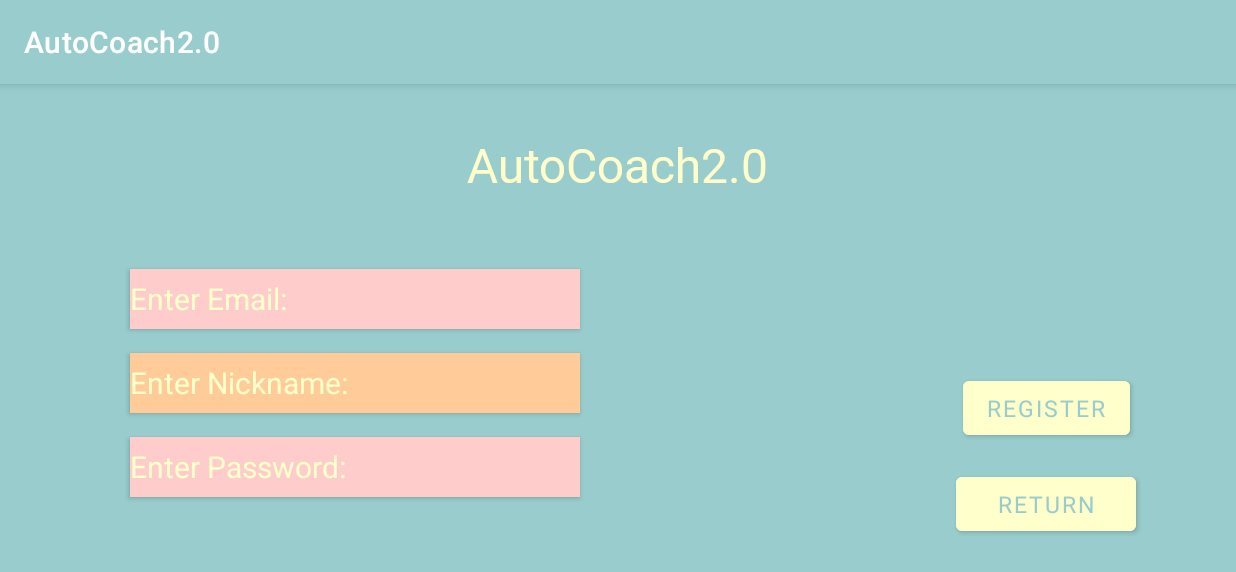
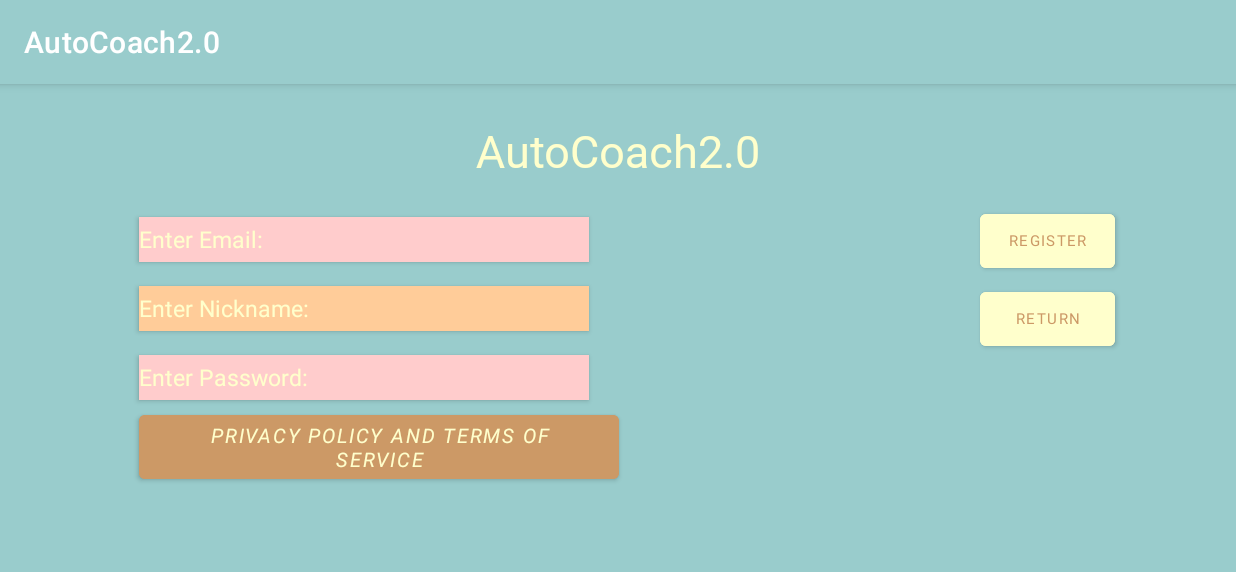
Before and after one commit to xueningleng/AutoCoach2.0, an Android app: the SignUpActivity screen opened directly, with no data from a screen before it, on a phone screen of 824 x 412 dp (held sideways). Shown: the top 572 px of the screen. Run offline under Robolectric (Android 15) with nearby library versions, the phone set to English and light mode, and no system bars; our stand-ins replace Firebase (no records; nobody signed in at launch, a user with empty details on screens opened directly); libraries missing offline, so code that uses them is left out: com.firebase.ui; Roboto replaces fonts that are not available here; 1 statement that could not run was skipped.

Commit message:
privacy and terms

```diff
--- a/app/src/main/java/com/example/autocoach20/Activities/SignUpActivity.java
+++ b/app/src/main/java/com/example/autocoach20/Activities/SignUpActivity.java
@@ -13,6 +13,7 @@ import android.widget.Toast;
 
 import androidx.annotation.NonNull;
 import androidx.appcompat.app.AppCompatActivity;
+import androidx.fragment.app.DialogFragment;
 
 import com.example.autocoach20.R;
 import com.firebase.ui.auth.AuthUI;
@@ -34,7 +35,7 @@ import com.google.firebase.firestore.FirebaseFirestore;
 import java.util.Arrays;
 import java.util.List;
 
-public class SignUpActivity extends AppCompatActivity{
+public class SignUpActivity extends AppCompatActivity implements NoticeDialogFragment.NoticeDialogListener {
     private static final String TAG = null;
     private static final int MY_REQUEST_CODE = 1234;
 
@@ -46,8 +47,8 @@ public class SignUpActivity extends AppCompatActivity{
     EditText userPassword;
     EditText userName;
     Button btn_signIn, homeBtn;
-    TextView resultHint;
-
+    TextView consent;
+    boolean checked;
     private FirebaseFirestore db = FirebaseFirestore.getInstance();
     Operations dbOperations = new Operations();
 
@@ -57,23 +58,39 @@ public class SignUpActivity extends AppCompatActivity{
         setContentView(R.layout.activity_signup);
         Intent intent = getIntent();
         initializeUI();
+
         providers = Arrays.asList(
                 new AuthUI.IdpConfig.EmailBuilder().build());
 
         mAuth = FirebaseAuth.getInstance();
 
-        btn_signIn.setOnClickListener(new View.OnClickListener(){
+        consent.setOnClickListener(new View.OnClickListener(){
             @Override
             public void onClick(View v){
-                createAccount();
+                showConsentDialog();
             }
         });
-        homeBtn.setOnClickListener(new View.OnClickListener(){
-            @Override
-            public void onClick(View v){finish();}
+        if (checked) {
+            showConsentDialog();
+            btn_signIn.setOnClickListener(new View.OnClickListener() {
+                @Override
+                public void onClick(View v) {
+                    createAccount();
+                }
+            });
+        }
+        homeBtn.setOnClickListener(new View.OnClickListener() {
+                @Override
+                public void onClick(View v) {
+                    finish();
+                }
         });
     }
 
+    private void showConsentDialog() {
+        DialogFragment dialog = new NoticeDialogFragment();
+        dialog.show(getSupportFragmentManager(),"NoticeDialogFragment");
+    }
 
     private void initializeUI(){
         userEmail = (EditText)findViewById(R.id.uEmail);
@@ -81,8 +98,7 @@ public class SignUpActivity extends AppCompatActivity{
         userName = (EditText)findViewById(R.id.uName);
         btn_signIn = findViewById(R.id.signUpButton);
         homeBtn = findViewById(R.id.returnButton);
-        resultHint = findViewById(R.id.result);
-
+        consent = findViewById(R.id.consent);
     }
 
 
@@ -108,7 +124,6 @@ public class SignUpActivity extends AppCompatActivity{
                     @Override
                     public void onComplete(@NonNull Task<AuthResult> task) {
                         if (task.isSuccessful()) {
-                            resultHint.setText("Registration Successful");
                             Log.d(TAG, "createUserWithEmail:success");
                             Toast.makeText(getApplicationContext(), "Registration successful", Toast.LENGTH_LONG).show();
                             FirebaseUser user = mAuth.getCurrentUser();
@@ -129,7 +144,6 @@ public class SignUpActivity extends AppCompatActivity{
                             Intent intent = new Intent(SignUpActivity.this, UserInfoActivity.class);
                             startActivity(intent);
                         } else {
-                            resultHint.setText("Registration Failed");
                             Log.w(TAG, "createUserWithEmail:failure", task.getException());
                             Toast.makeText(getApplicationContext(), "Registration Failed.",
                                     Toast.LENGTH_SHORT).show();
@@ -252,4 +266,8 @@ public class SignUpActivity extends AppCompatActivity{
         // [END auth_sign_out]
     }
 
+    @Override
+    public void onDialogPositiveClick(DialogFragment dialog) {
+        checked = true;
+    }
 }
--- a/app/src/main/res/layout/activity_signup.xml
+++ b/app/src/main/res/layout/activity_signup.xml
@@ -11,11 +11,11 @@
         android:id="@+id/projectTitle"
         android:layout_width="wrap_content"
         android:layout_height="wrap_content"
-        android:layout_marginTop="32dp"
+        android:layout_marginTop="24dp"
         android:fontFamily="@font/stalinist_one"
         android:text="@string/app_name"
         android:textColor="@color/warm4"
-        android:textSize="32sp"
+        android:textSize="30sp"
         android:typeface="monospace"
         app:layout_constraintEnd_toEndOf="parent"
         app:layout_constraintStart_toStartOf="parent"
@@ -25,7 +25,7 @@
         android:id="@+id/inputGroup"
         android:layout_width="500dp"
         android:layout_height="400dp"
-        android:layout_marginTop="32dp"
+        android:layout_marginTop="8dp"
         android:orientation="vertical"
         app:layout_constraintTop_toBottomOf="@id/projectTitle"
         app:layout_constraintStart_toStartOf="parent"
@@ -34,7 +34,7 @@
         <EditText
             android:id="@+id/uEmail"
             android:layout_width="300dp"
-            android:layout_height="40dp"
+            android:layout_height="30dp"
             android:layout_marginStart="16dp"
             android:layout_marginTop="16dp"
             android:background="@color/warm3"
@@ -45,7 +45,7 @@
             android:textAllCaps="false"
             android:textColor="@color/warm1"
             android:textColorHint="@color/warm4"
-            android:textSize="20sp"
+            android:textSize="15sp"
             app:layout_constraintBottom_toTopOf="@id/uPword"
             app:layout_constraintStart_toEndOf="parent"
             app:layout_constraintStart_toStartOf="parent"
@@ -54,7 +54,7 @@
         <EditText
             android:id="@+id/uName"
             android:layout_width="300dp"
-            android:layout_height="40dp"
+            android:layout_height="30dp"
             android:layout_marginStart="16dp"
             android:layout_marginTop="16dp"
             android:background="@color/warm2"
@@ -64,7 +64,7 @@
             android:inputType="textPersonName"
             android:textColor="@color/warm1"
             android:textColorHint="@color/warm4"
-            android:textSize="20sp"
+            android:textSize="15sp"
             app:layout_constraintBottom_toBottomOf="parent"
             app:layout_constraintEnd_toStartOf="@+id/button"
             app:layout_constraintStart_toStartOf="parent"
@@ -73,7 +73,7 @@
         <EditText
             android:id="@+id/uPword"
             android:layout_width="300dp"
-            android:layout_height="40dp"
+            android:layout_height="30dp"
             android:layout_marginStart="16dp"
             android:layout_marginTop="16dp"
             android:background="@color/warm3"
@@ -83,22 +83,26 @@
             android:inputType="textPassword"
             android:textColor="@color/warm1"
             android:textColorHint="@color/warm4"
-            android:textSize="20sp"
+            android:textSize="15sp"
             app:layout_constraintBottom_toBottomOf="parent"
             app:layout_constraintEnd_toStartOf="@+id/button"
             app:layout_constraintStart_toStartOf="parent"
             app:layout_constraintTop_toBottomOf="@id/uName" />
 
-        <TextView
-            android:id="@+id/result"
-            android:layout_width="match_parent"
+
+        <Button
+            android:id="@+id/consent"
+            android:clickable="true"
+            android:layout_width="wrap_content"
             android:layout_height="wrap_content"
             android:layout_marginStart="16dp"
             android:layout_marginTop="4dp"
+            android:backgroundTint="@color/dark_orange"
+            android:textSize="13sp"
+            android:textStyle="italic"
             android:fontFamily="@font/sarpanch_bold"
-            android:textSize="10sp"
-            android:textColor="@color/dark_orange"
-            android:text="" />
+            android:textColor="@color/warm4"
+            android:text="Privacy Policy and Terms of Service"/>
 
 
 
@@ -106,30 +110,30 @@
 
     <Button
         android:id="@+id/signUpButton"
-        android:layout_width="wrap_content"
+        android:layout_width="90dp"
         android:layout_height="wrap_content"
+        android:layout_marginTop="8dp"
+        android:layout_marginEnd="4dp"
         android:backgroundTint="@color/warm4"
-        android:elevation="12dp"
         android:fontFamily="@font/sarpanch_bold"
-        android:text="@string/register"
-        android:textSize="15sp"
-        android:textColor="@color/warm1"
-        app:layout_constraintTop_toBottomOf="@id/projectTitle"
-        app:layout_constraintBottom_toBottomOf="parent"
+        android:text="REGISTER"
+        android:textColor="@color/dark_orange"
+        android:textSize="10sp"
         app:layout_constraintEnd_toEndOf="parent"
-        app:layout_constraintStart_toEndOf="@+id/inputGroup" />
+        app:layout_constraintStart_toEndOf="@+id/inputGroup"
+        app:layout_constraintTop_toTopOf="@+id/inputGroup" />
 
     <Button
         android:id="@+id/returnButton"
-        android:layout_width="120dp"
+        android:layout_width="90dp"
         android:layout_height="wrap_content"
-        android:layout_marginTop="16dp"
+        android:layout_marginTop="4dp"
+        android:layout_marginEnd="4dp"
         android:text="RETURN"
         android:backgroundTint="@color/warm4"
-        android:elevation="3dp"
         android:fontFamily="@font/sarpanch_bold"
-        android:textColor="@color/warm1"
-        android:textSize="15sp"
+        android:textColor="@color/dark_orange"
+        android:textSize="10sp"
         app:layout_constraintTop_toBottomOf="@+id/signUpButton"
         app:layout_constraintEnd_toEndOf="parent"
         app:layout_constraintStart_toEndOf="@+id/inputGroup" />
--- a/app/src/main/res/values/strings.xml
+++ b/app/src/main/res/values/strings.xml
@@ -15,5 +15,11 @@
     <string name="status_text"> </string>
     <string name="content_authority">com.example.autocoach</string>
     <string name="sync_account_type">com.example.autocoach</string>
+    <string name="consent_dialogue_message">
+        Your name, e-mail address, gender, age, health information, location, and driving performances collected by us will be used for providing personalized feedback for you \nand for compiling aggregate statistics on users of the service provided by AutoCoach2.0. \nSuch statistics are collected for the purpose of managing and improving the design of AutoCoach2.0.\nWe cannot use your personal data unless we have received your onset or indication of no objection.
+    </string>
+    <string name="consent_dialogue_title">
+        Privacy Policy and Terms of Service
+    </string>
 
 </resources>
```
Also changed, not shown: app/src/main/java/com/example/autocoach20/Activities/NoticeDialogFragment.java (added, +44 -0 lines).
